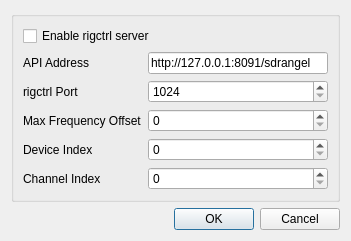
First picture: the form in plugins/misc/rigctrl/rigctrlgui.ui, repository f4exb/sdrangel, before the edit.
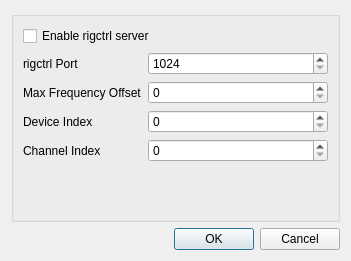
Second picture: the form after the edit.

Commit message: RigCtrl plugin: Removed QMainWindow dependency in plugin interface. Get API URI from MainWindow. Cosmetic changes

Diff of the .ui file:
```diff
--- a/plugins/misc/rigctrl/rigctrlgui.ui
+++ b/plugins/misc/rigctrl/rigctrlgui.ui
@@ -7,7 +7,7 @@
     <x>0</x>
     <y>0</y>
     <width>351</width>
-    <height>235</height>
+    <height>261</height>
    </rect>
   </property>
   <property name="font">
@@ -33,69 +33,35 @@
         </property>
        </widget>
       </item>
-      <item row="2" column="0">
+      <item row="1" column="0">
        <widget class="QLabel" name="rigCtrlPortLabel">
         <property name="text">
          <string>rigctrl Port</string>
         </property>
        </widget>
       </item>
-      <item row="4" column="0">
-       <widget class="QLabel" name="deviceIndexLabel">
-        <property name="text">
-         <string>Device Index</string>
-        </property>
-       </widget>
-      </item>
-      <item row="4" column="1">
-       <widget class="QSpinBox" name="deviceIndex">
-        <property name="toolTip">
-         <string>Index of the device that should be controlled by rigctrl commands.
-Default is 0.</string>
-        </property>
-       </widget>
-      </item>
-      <item row="5" column="1">
-       <widget class="QSpinBox" name="channelIndex">
-        <property name="toolTip">
-         <string>Index of the channel that is to be controlled by rigctrl commands.
-Default is 0.</string>
-        </property>
-       </widget>
-      </item>
-      <item row="5" column="0">
-       <widget class="QLabel" name="channelIndexLabel">
-        <property name="text">
-         <string>Channel Index</string>
-        </property>
-       </widget>
-      </item>
-      <item row="1" column="0">
-       <widget class="QLabel" name="apiLabel">
-        <property name="text">
-         <string>API Address</string>
-        </property>
-       </widget>
-      </item>
       <item row="1" column="1">
-       <widget class="QLineEdit" name="api">
+       <widget class="QSpinBox" name="rigCtrlPort">
         <property name="toolTip">
          <string>URL of SDRangel API server to control.
 Default is http://127.0.0.1:8091/sdrangel</string>
         </property>
-        <property name="text">
-         <string>http://127.0.0.1:8091/sdrangel</string>
+        <property name="minimum">
+         <number>1024</number>
+        </property>
+        <property name="maximum">
+         <number>65536</number>
         </property>
        </widget>
       </item>
-      <item row="3" column="0">
+      <item row="2" column="0">
        <widget class="QLabel" name="maxFrequencyOffsetLabel">
         <property name="text">
          <string>Max Frequency Offset</string>
         </property>
        </widget>
       </item>
-      <item row="3" column="1">
+      <item row="2" column="1">
        <widget class="QSpinBox" name="maxFrequencyOffset">
         <property name="toolTip">
          <string>Controls whether the center frequency or frequency offset is adjusted when a new frequency is received via a rigctrl command.
@@ -108,17 +74,33 @@
         </property>
        </widget>
       </item>
-      <item row="2" column="1">
-       <widget class="QSpinBox" name="rigCtrlPort">
+      <item row="3" column="0">
+       <widget class="QLabel" name="deviceIndexLabel">
+        <property name="text">
+         <string>Device Index</string>
+        </property>
+       </widget>
+      </item>
+      <item row="3" column="1">
+       <widget class="QSpinBox" name="deviceIndex">
         <property name="toolTip">
          <string>TCP port to listen for rigctrl commands on.
 Default is 4532.</string>
         </property>
-        <property name="minimum">
-         <number>1024</number>
+       </widget>
+      </item>
+      <item row="4" column="0">
+       <widget class="QLabel" name="channelIndexLabel">
+        <property name="text">
+         <string>Channel Index</string>
         </property>
-        <property name="maximum">
-         <number>65536</number>
+       </widget>
+      </item>
+      <item row="4" column="1">
+       <widget class="QSpinBox" name="channelIndex">
+        <property name="toolTip">
+         <string>Index of the channel that is to be controlled by rigctrl commands.
+Default is 0.</string>
         </property>
        </widget>
       </item>
```
Left out of the diff: 8 changed lines with no effect on the pictures. The commit also changes 13 other files.
